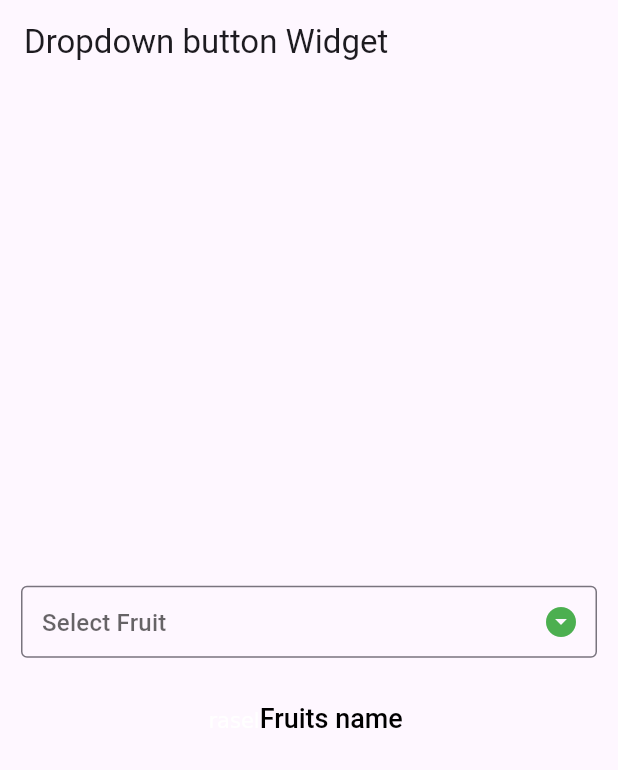
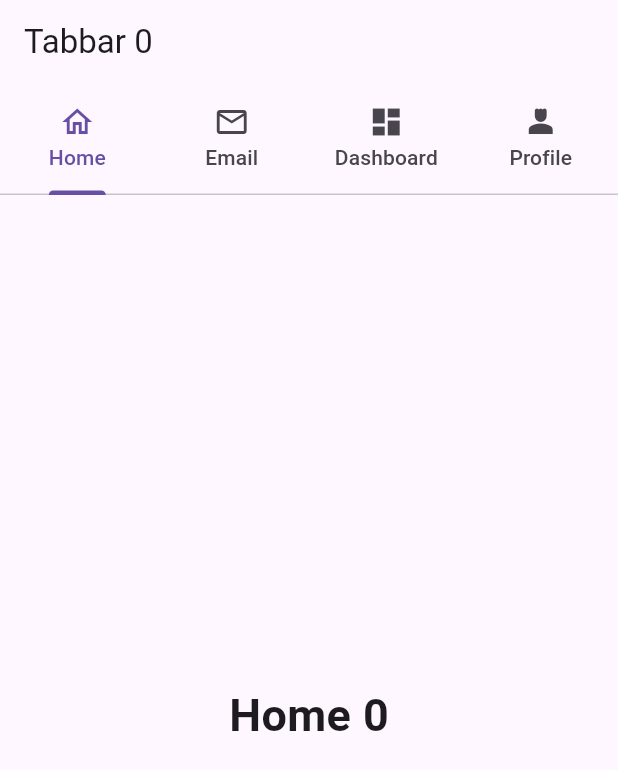
Before and after one commit to AbuRasel9/Flutter-All-Widget, a Flutter app: the screen it shows after launch, on a phone screen of 412 x 824 dp. Shown: the top 770 px of the screen. Run offline on Flutter 3.47's test engine with Material 3 defaults, Android fonts, the phone set to English and light mode, and no system bars; our stand-ins replace animated_text_kit, audioplayers, confetti, equatable, flutter_bloc, image_picker; missing offline and left inert: animated_tree_view.

Commit message:
tabbar and stack complete

```diff
--- a/lib/main.dart
+++ b/lib/main.dart
@@ -19,6 +19,8 @@ import 'package:flutter_widget/widgets/42_modal_bottom_sheet_widget.dart';
 import 'package:flutter_widget/widgets/43_animated_text_widget.dart';
 import 'package:flutter_widget/widgets/44_bottom_navigation_bar_widget_test.dart';
 import 'package:flutter_widget/widgets/45_drop_down_button_widget.dart';
+import 'package:flutter_widget/widgets/46_stack_position_widget.dart';
+import 'package:flutter_widget/widgets/47_tabbar_widget.dart';
 import 'package:flutter_widget/widgets/expansion_panel_widget.dart';
 import 'package:provider/provider.dart';
 
@@ -52,7 +54,7 @@ class MyApp extends StatelessWidget {
         ],
         child: const MaterialApp(
           debugShowCheckedModeBanner: false,
-          home: DropDownButtonWidget(),
+          home: TabbarWidget(),
         ),
       ),
     );
--- /dev/null
+++ b/lib/widgets/47_tabbar_widget.dart
@@ -0,0 +1,94 @@
+import 'package:flutter/material.dart';
+
+class TabbarWidget extends StatefulWidget {
+  const TabbarWidget({super.key});
+
+  @override
+  State<TabbarWidget> createState() => _TabbarWidgetState();
+}
+
+class _TabbarWidgetState extends State<TabbarWidget>
+    with SingleTickerProviderStateMixin {
+  late TabController tabController;
+
+  List<Tab> tabbarItem = [
+    const Tab(
+      text: "Home",
+      icon: Icon(Icons.home_outlined),
+    ),
+    const Tab(
+      text: "Email",
+      icon: Icon(Icons.email_outlined),
+    ),
+    const Tab(
+      text: "Dashboard",
+      icon: Icon(Icons.dashboard),
+    ),
+    const Tab(
+      text: "Profile",
+      icon: Icon(
+        Icons.person_4_sharp,
+      ),
+    ),
+  ];
+
+  @override
+  void initState() {
+    tabController = TabController(length: 4, vsync: this);
+    tabController.addListener(() {
+      if (!tabController.indexIsChanging) {
+        selectedIndex = tabController.index;
+        setState(() {});
+      }
+    });
+
+    super.initState();
+  }
+
+  int selectedIndex = 0;
+
+  @override
+  Widget build(BuildContext context) {
+    return Scaffold(
+      appBar: AppBar(
+        bottom: TabBar(
+          onTap: (value) {
+            selectedIndex = value;
+            setState(() {});
+          },
+          controller: tabController,
+          tabs: tabbarItem,
+        ),
+        title: Text("Tabbar ${tabController.index}"),
+      ),
+      body: Center(
+        child: TabBarView(controller: tabController, children:  [
+          Center(
+            child: Text(
+              "Home $selectedIndex",
+              style: TextStyle(fontSize: 30, fontWeight: FontWeight.bold),
+            ),
+          ),
+          Center(
+            child: Text(
+              "Email $selectedIndex",
+              style: TextStyle(fontSize: 30, fontWeight: FontWeight.bold),
+            ),
+          ),
+          Center(
+            child: Text(
+              "Dashboard $selectedIndex",
+              style: TextStyle(fontSize: 30, fontWeight: FontWeight.bold),
+            ),
+          ),
+          Center(
+            child: Text(
+              "Profile $selectedIndex",
+              style: TextStyle(fontSize: 30, fontWeight: FontWeight.bold),
+            ),
+          ),
+        ]),
+      ),
+    );
+  }
+}
```
Also changed, not shown: lib/widgets/46_stack_position_widget.dart (added, +62 -0 lines).
